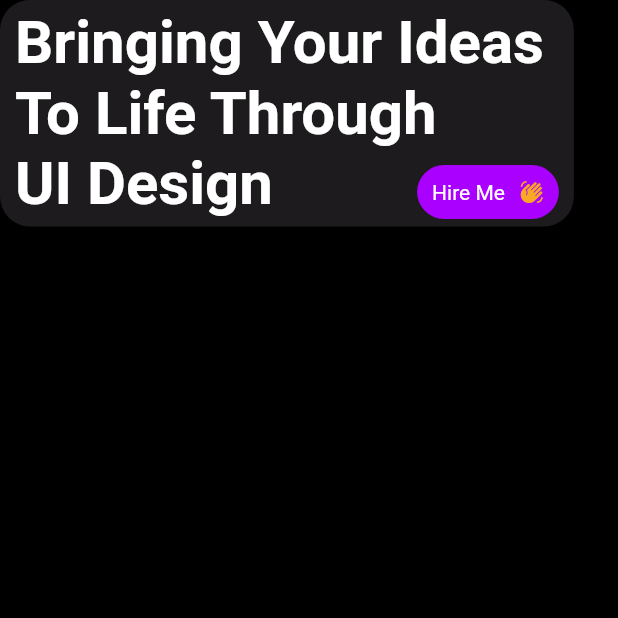
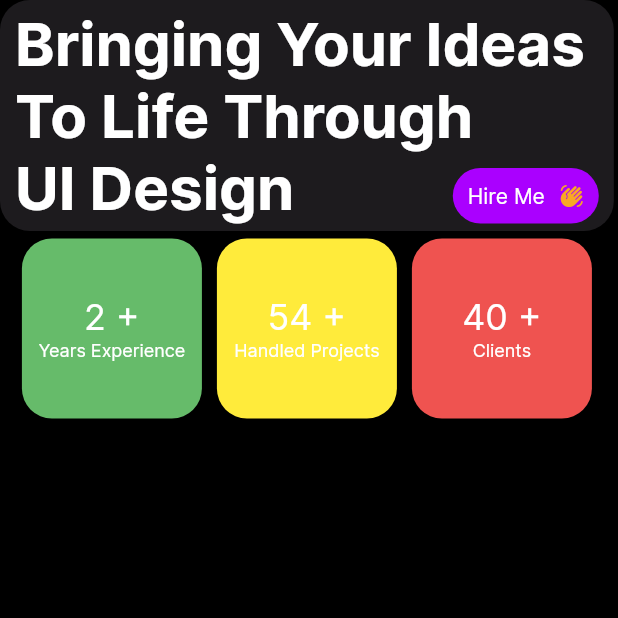
Before and after one commit to Tolulope05/heycab, a Flutter app: the screen it shows after launch, on a phone screen of 412 x 824 dp, the top half of it. Run offline on Flutter 3.47's test engine with Material 2 defaults, Android fonts, the light colour scheme and no system bars; our stand-ins replace flutter_riverpod.

Commit message:
done experience card

```diff
--- a/lib/main.dart
+++ b/lib/main.dart
@@ -20,6 +20,7 @@ class MyApp extends StatelessWidget {
       title: 'Interview Test',
       theme: ThemeData(
         primarySwatch: Colors.blue,
+        fontFamily: "Inter",
       ),
       home: const HomePage(),
     );
--- a/lib/view/screens/home_page.dart
+++ b/lib/view/screens/home_page.dart
@@ -1,6 +1,7 @@
 import 'package:flutter/material.dart';
 import 'package:flutter_riverpod/flutter_riverpod.dart';
 
+import '../widgets/exp_card.dart';
 import '../widgets/hire_card.dart';
 
 class HomePage extends ConsumerWidget {
@@ -18,17 +19,37 @@ class HomePage extends ConsumerWidget {
                   children: [
                     const HireCard(),
                     Row(
+                      mainAxisAlignment: MainAxisAlignment.spaceEvenly,
+                      crossAxisAlignment: CrossAxisAlignment.center,
                       children: [
-                        Container(),
-                        Container(),
-                        Container(),
+                        ExperienceCarrd(
+                          title: "Years Experience",
+                          years: 2,
+                          bgColor: Colors.green.shade400,
+                          textColor: Colors.white,
+                        ),
+                        ExperienceCarrd(
+                          title: "Handled Projects",
+                          years: 54,
+                          bgColor: Colors.yellow.shade500,
+                          textColor: Colors.white,
+                        ),
+                        ExperienceCarrd(
+                          title: "Clients",
+                          years: 40,
+                          bgColor: Colors.red.shade400,
+                          textColor: Colors.white,
+                        ),
                       ],
                     )
                   ],
                 ),
+                Column(
+                  children: [],
+                )
               ],
-            ), // Column children[0]
-            Container(), // Column children[1]
+            ),
+            Container(),
           ],
         ));
   }
--- /dev/null
+++ b/lib/view/widgets/exp_card.dart
@@ -0,0 +1,49 @@
+import 'package:flutter/material.dart';
+
+class ExperienceCarrd extends StatelessWidget {
+  final String title;
+  final int years;
+  final Color bgColor;
+  final Color textColor;
+  const ExperienceCarrd({
+    super.key,
+    required this.title,
+    required this.years,
+    required this.bgColor,
+    required this.textColor,
+  });
+
+  @override
+  Widget build(BuildContext context) {
+    return Container(
+        height: 120,
+        width: 120,
+        margin: const EdgeInsets.all(5),
+        decoration: BoxDecoration(
+          borderRadius: BorderRadius.circular(20),
+          color: bgColor,
+        ),
+        child: Column(
+          mainAxisAlignment: MainAxisAlignment.center,
+          crossAxisAlignment: CrossAxisAlignment.center,
+          children: [
+            Text(
+              "$years +",
+              textAlign: TextAlign.center,
+              style: TextStyle(
+                color: textColor,
+                fontSize: Theme.of(context).textTheme.headlineSmall!.fontSize,
+              ),
+            ),
+            Text(
+              title,
+              textAlign: TextAlign.center,
+              style: TextStyle(
+                color: textColor,
+                fontSize: Theme.of(context).textTheme.bodySmall!.fontSize,
+              ),
+            ),
+          ],
+        ));
+  }
+}
```
